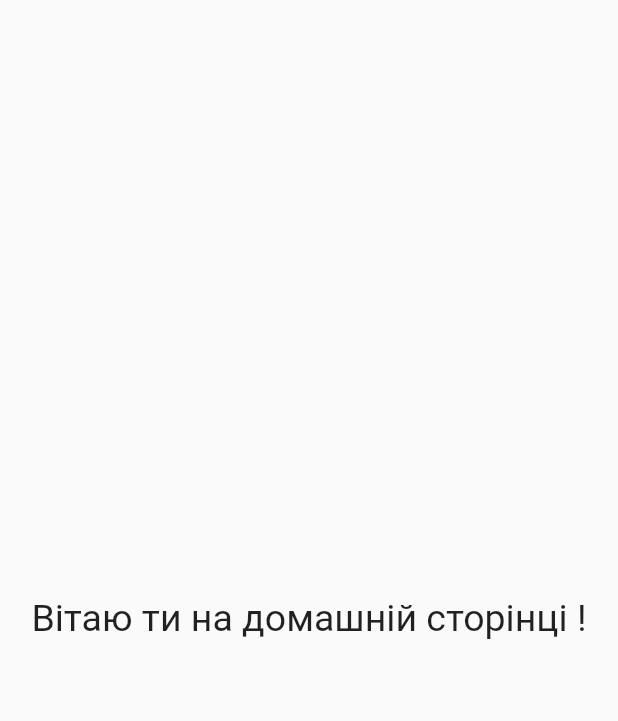
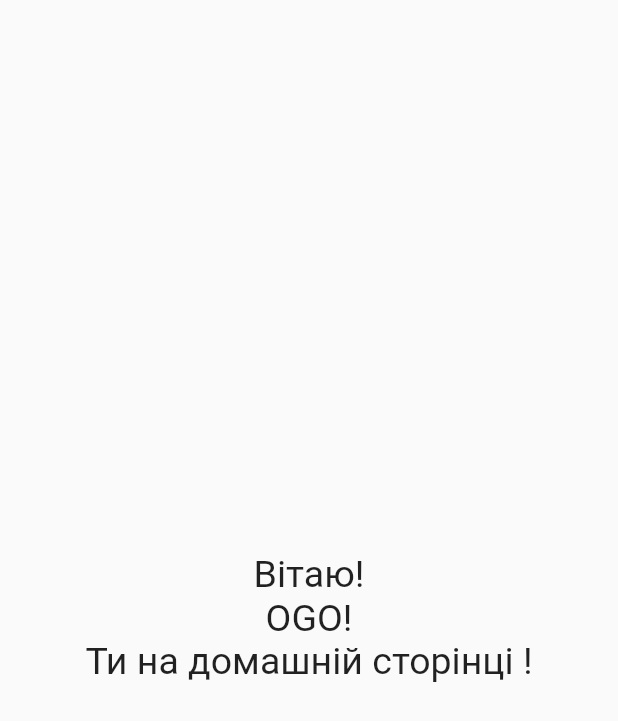
Before and after one commit to dskavronskyi/optional_homework, a Flutter app: the HomeScreen screen opened directly, on a phone screen of 412 x 824 dp. Shown: the top 721 px of the screen. Run offline on Flutter 3.47's test engine with Material 2 defaults, Android fonts, the phone set to English and light mode, and no system bars.

Commit message:
added navigation to home and simple validation

```diff
--- a/lib/main.dart
+++ b/lib/main.dart
@@ -22,6 +22,7 @@ class MyApp extends StatelessWidget {
       routes: {
         '/' : (context) =>  const SplashScreen(),
         '/auth' : (context) => const AuthScreen(),
+        '/home' : (context) => const HomeScreen(),
       },
     );
   }
--- a/lib/screens/home_screen.dart
+++ b/lib/screens/home_screen.dart
@@ -5,11 +5,24 @@ class HomeScreen extends StatelessWidget {
 
   @override
   Widget build(BuildContext context) {
-    return const Scaffold(
+    return  Scaffold(
       body: Center(
-        child: Text(
-          'Вітаю ти на домашній сторінці !',
-          style: TextStyle(fontSize: 25),
+        child: Column(
+          mainAxisAlignment: MainAxisAlignment.center,
+          children: const [
+            Text(
+              'Вітаю!',
+              style: TextStyle(fontSize: 25),
+            ),
+            Text(
+              'OGO!',
+              style: TextStyle(fontSize: 25),
+            ),
+            Text(
+              'Ти на домашній сторінці !',
+              style: TextStyle(fontSize: 25),
+            ),
+          ],
         ),
       ),
     );
```
Also changed, not shown: lib/screens/auth_screen.dart (+10 -9 lines).
